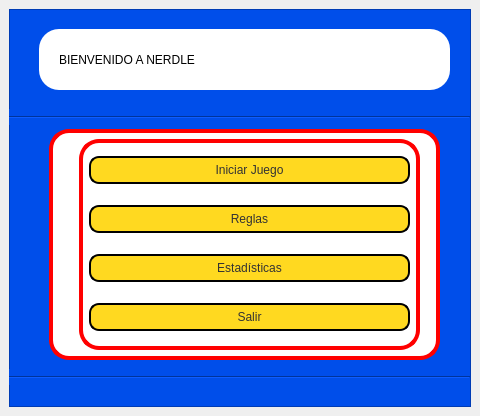
This is gui/MainWindow.ui in Stephanomejia17/NerdleApp as Qt 5 draws it before an edit. The edited form follows.
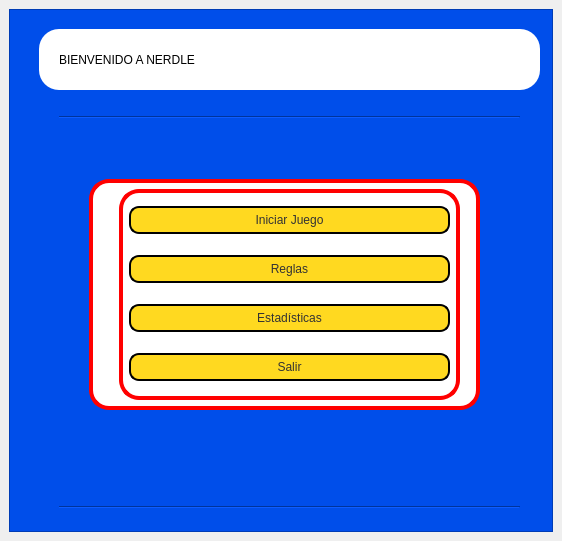
This is the edited form.

The edit to the form file:
```diff
--- a/gui/MainWindow.ui
+++ b/gui/MainWindow.ui
@@ -6,8 +6,8 @@
    <rect>
     <x>0</x>
     <y>0</y>
-    <width>480</width>
-    <height>416</height>
+    <width>562</width>
+    <height>541</height>
    </rect>
   </property>
   <property name="windowTitle">
@@ -31,7 +31,7 @@
         <rect>
          <x>30</x>
          <y>20</y>
-         <width>411</width>
+         <width>501</width>
          <height>61</height>
         </rect>
        </property>
@@ -52,7 +52,7 @@
          <rect>
           <x>20</x>
           <y>10</y>
-          <width>381</width>
+          <width>471</width>
           <height>41</height>
          </rect>
         </property>
@@ -69,8 +69,8 @@
       <widget class="QFrame" name="frame_3">
        <property name="geometry">
         <rect>
-         <x>40</x>
-         <y>120</y>
+         <x>80</x>
+         <y>170</y>
          <width>391</width>
          <height>231</height>
         </rect>
@@ -229,7 +229,7 @@
       <widget class="Line" name="line">
        <property name="geometry">
         <rect>
-         <x>0</x>
+         <x>50</x>
          <y>100</y>
          <width>461</width>
          <height>16</height>
@@ -242,8 +242,8 @@
       <widget class="Line" name="line_2">
        <property name="geometry">
         <rect>
-         <x>0</x>
-         <y>360</y>
+         <x>50</x>
+         <y>490</y>
          <width>461</width>
          <height>16</height>
         </rect>
```
